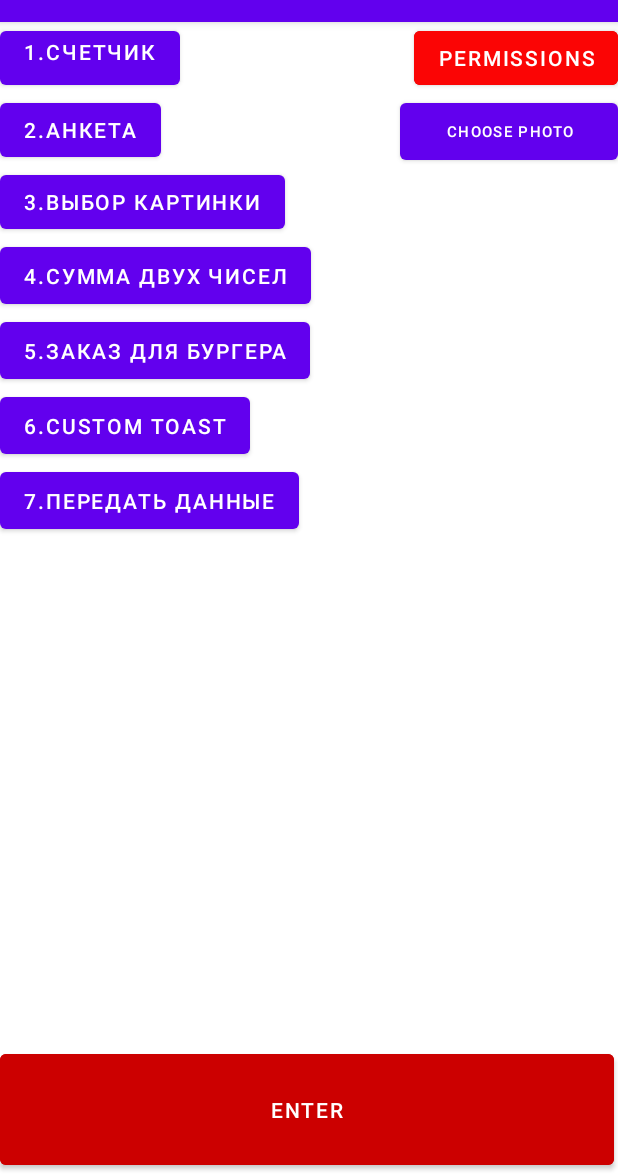
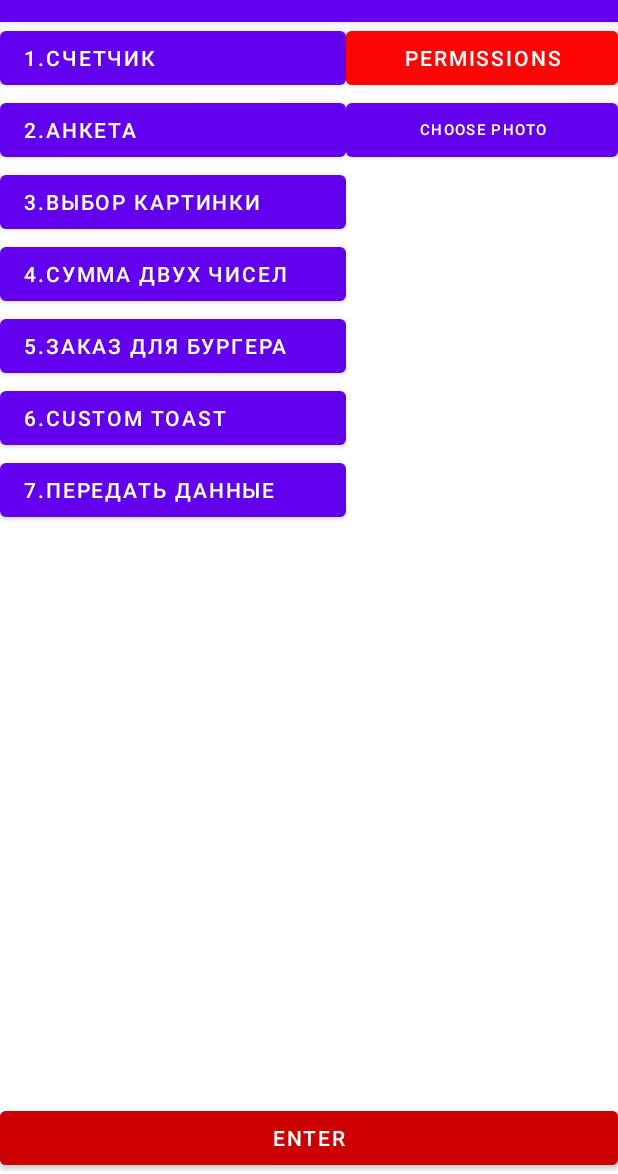
Before and after one commit to IlnurStybayev/My_application, an Android app: the screen it shows after launch (MainActivity), on a phone screen of 412 x 824 dp, the part 62-1236 px from its top. Run offline under Robolectric (Android 15) with nearby library versions, the phone set to English and light mode, and no system bars.

Commit message:
second_commit

```diff
--- a/app/src/main/res/layout/main_layout.xml
+++ b/app/src/main/res/layout/main_layout.xml
@@ -8,89 +8,97 @@
 
     <ImageView
         android:id="@+id/ivPhoto"
-        android:layout_width="140dp"
+        android:layout_width="0dp"
         android:layout_height="140dp"
         android:scaleType="centerCrop"
-
         app:layout_constraintEnd_toEndOf="parent"
+        app:layout_constraintStart_toEndOf="@+id/btnOpenActivity4"
         app:layout_constraintTop_toBottomOf="@+id/btnTakePhoto" />
 
     <Button
         android:id="@+id/btnTakePhoto"
-        android:layout_width="145dp"
-        android:layout_height="50dp"
+        android:layout_width="0dp"
+        android:layout_height="wrap_content"
         android:text="Choose Photo"
         android:textSize="10sp"
         app:layout_constraintEnd_toEndOf="parent"
+        app:layout_constraintStart_toEndOf="@+id/btnOpenActivity2"
         app:layout_constraintTop_toBottomOf="@+id/btnRequestPermissions" />
 
     <Button
         android:id="@+id/btnOpenActivity1"
-        android:layout_width="wrap_content"
+        android:layout_width="0dp"
         android:layout_height="wrap_content"
-        android:gravity="left"
+        android:gravity="left|center_vertical"
         android:text="1.Счетчик"
+        app:layout_constraintEnd_toStartOf="@+id/guideline"
         app:layout_constraintStart_toStartOf="parent"
         app:layout_constraintTop_toTopOf="parent" />
 
     <Button
         android:id="@+id/btnOpenActivity2"
-        android:layout_width="wrap_content"
+        android:layout_width="0dp"
         android:layout_height="wrap_content"
         android:gravity="left|center_vertical"
         android:text="2.Анкета"
+        app:layout_constraintEnd_toStartOf="@+id/guideline"
         app:layout_constraintStart_toStartOf="parent"
         app:layout_constraintTop_toBottomOf="@+id/btnOpenActivity1" />
 
     <Button
         android:id="@+id/btnOpenActivity3"
-        android:layout_width="wrap_content"
+        android:layout_width="0dp"
         android:layout_height="wrap_content"
         android:gravity="left|center_vertical"
         android:text="3.Выбор картинки"
+        app:layout_constraintEnd_toStartOf="@+id/guideline"
         app:layout_constraintStart_toStartOf="parent"
         app:layout_constraintTop_toBottomOf="@+id/btnOpenActivity2" />
 
     <Button
         android:id="@+id/btnOpenActivity4"
-        android:layout_width="wrap_content"
-        android:layout_height="50dp"
+        android:layout_width="0dp"
+        android:layout_height="wrap_content"
         android:gravity="left|center_vertical"
         android:text="4.Сумма двух чисел"
+        app:layout_constraintEnd_toStartOf="@+id/guideline"
         app:layout_constraintStart_toStartOf="parent"
         app:layout_constraintTop_toBottomOf="@+id/btnOpenActivity3" />
 
     <Button
         android:id="@+id/btnOpenActivity5"
-        android:layout_width="wrap_content"
-        android:layout_height="50dp"
+        android:layout_width="0dp"
+        android:layout_height="wrap_content"
         android:gravity="left|center_vertical"
         android:text="5.Заказ для бургера"
+        app:layout_constraintEnd_toStartOf="@+id/guideline"
         app:layout_constraintStart_toStartOf="parent"
         app:layout_constraintTop_toBottomOf="@+id/btnOpenActivity4" />
 
     <Button
         android:id="@+id/btnOpenActivity6"
-        android:layout_width="wrap_content"
-        android:layout_height="50dp"
+        android:layout_width="0dp"
+        android:layout_height="wrap_content"
         android:gravity="left|center_vertical"
         android:text="6.Custom TOAST"
+        app:layout_constraintEnd_toStartOf="@+id/guideline"
         app:layout_constraintStart_toStartOf="parent"
         app:layout_constraintTop_toBottomOf="@+id/btnOpenActivity5" />
 
     <Button
         android:id="@+id/btnOpenActivity7"
-        android:layout_width="wrap_content"
-        android:layout_height="50dp"
+        android:layout_width="0dp"
+        android:layout_height="wrap_content"
         android:gravity="left|center_vertical"
         android:text="7.Передать данные"
+        app:layout_constraintEnd_toStartOf="@+id/guideline"
         app:layout_constraintStart_toStartOf="parent"
         app:layout_constraintTop_toBottomOf="@+id/btnOpenActivity6" />
 
     <Button
         android:id="@+id/btnEnter"
-        android:layout_width="409dp"
-        android:layout_height="86dp"
+        android:layout_width="0dp"
+        android:layout_height="wrap_content"
         android:backgroundTint="@android:color/holo_red_dark"
         android:text="ENTER"
         app:layout_constraintBottom_toBottomOf="parent"
@@ -100,11 +108,12 @@
 
     <Button
         android:id="@+id/btnRequestPermissions"
-        android:layout_width="wrap_content"
+        android:layout_width="0dp"
         android:layout_height="wrap_content"
         android:backgroundTint="@android:color/holo_red_dark"
         android:text="Permission"
         app:layout_constraintEnd_toEndOf="parent"
+        app:layout_constraintStart_toEndOf="@+id/btnOpenActivity1"
         app:layout_constraintTop_toTopOf="parent" />
 
     <androidx.constraintlayout.widget.Guideline
@@ -113,4 +122,6 @@
         android:layout_height="wrap_content"
         android:orientation="vertical"
         app:layout_constraintGuide_percent="0.56" />
+
+
 </androidx.constraintlayout.widget.ConstraintLayout>
```
